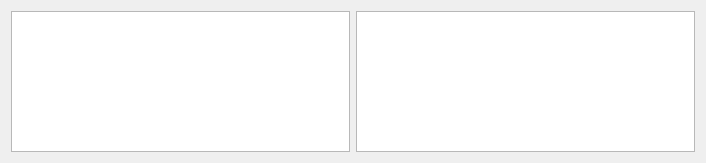
First picture: the form in src/adplugins/qtwidgets/peakmethodform.ui, repository qtplatz/qtplatz, before the edit.
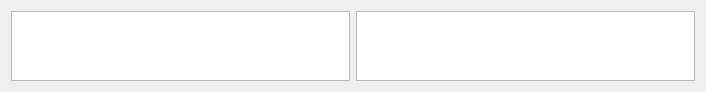
Second picture: the form after the edit.

Patch:
```diff
--- a/src/adplugins/qtwidgets/peakmethodform.ui
+++ b/src/adplugins/qtwidgets/peakmethodform.ui
@@ -7,9 +7,15 @@
     <x>0</x>
     <y>0</y>
     <width>706</width>
-    <height>163</height>
+    <height>91</height>
    </rect>
   </property>
+  <property name="sizePolicy">
+   <sizepolicy hsizetype="Preferred" vsizetype="Minimum">
+    <horstretch>0</horstretch>
+    <verstretch>0</verstretch>
+   </sizepolicy>
+  </property>
   <property name="windowTitle">
    <string>Form</string>
   </property>
```
